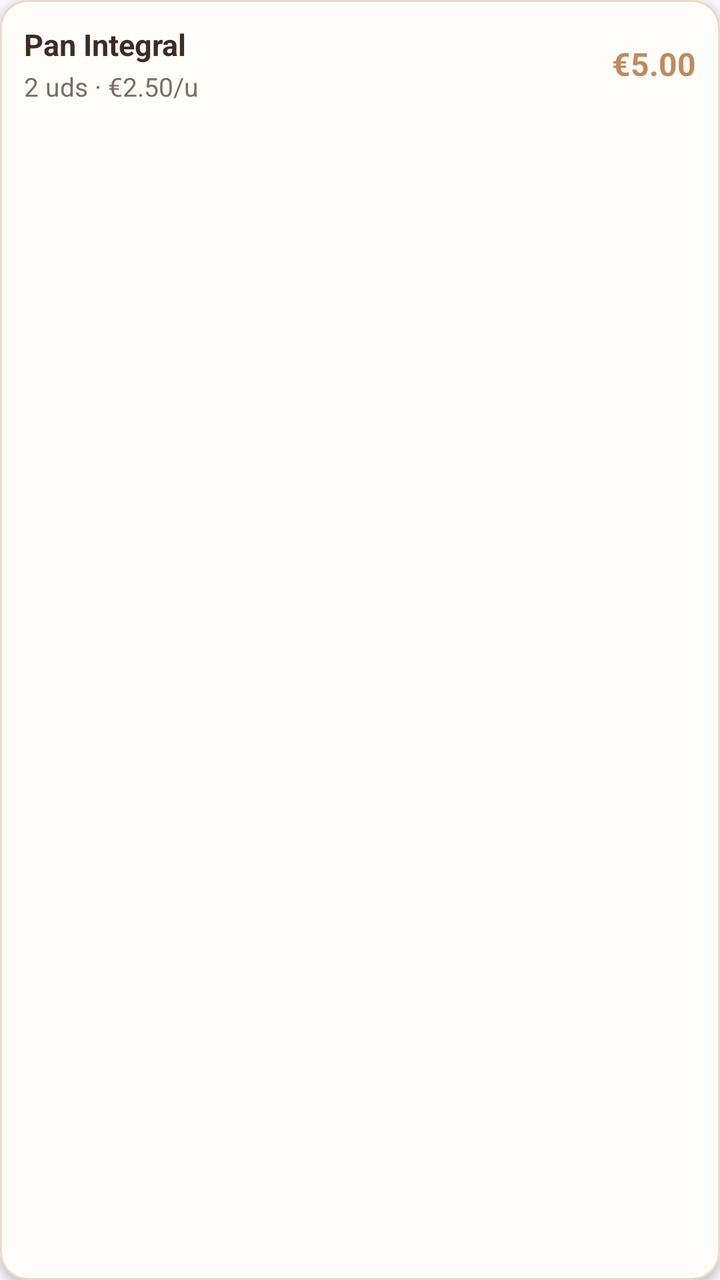
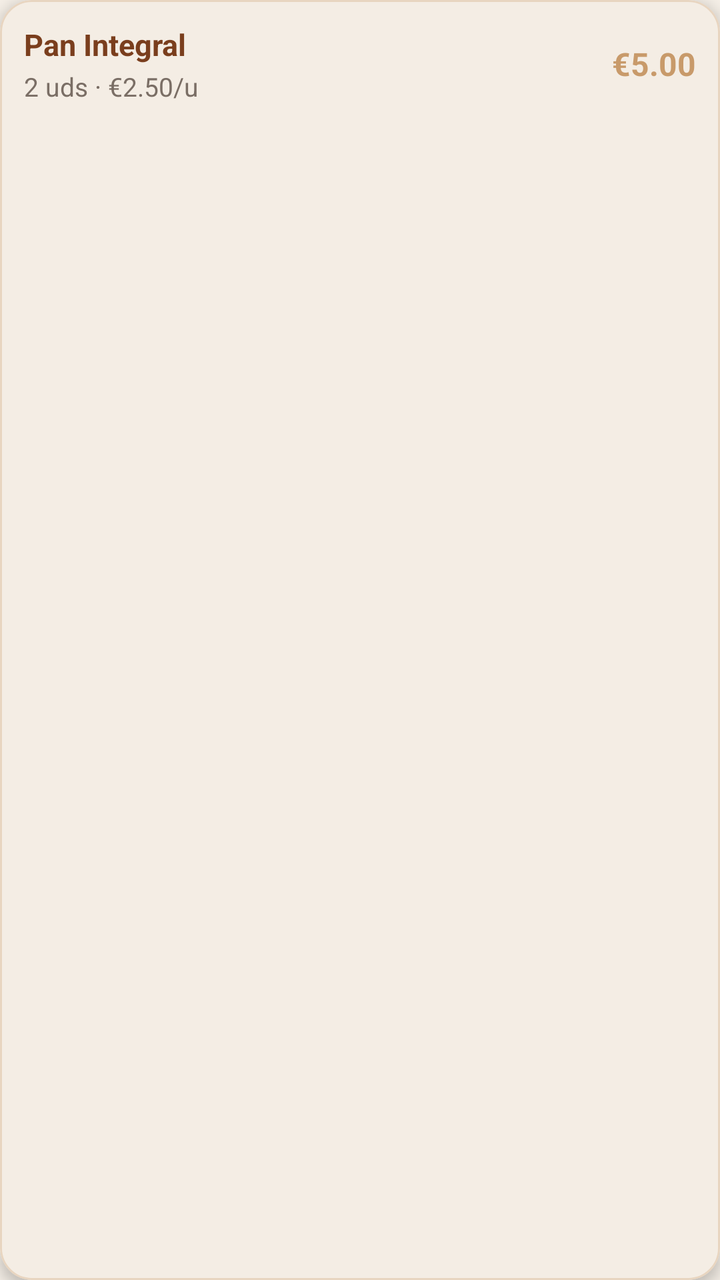

An Android layout rendered at two revisions. The XML below is the earlier revision; the diff shows what the commit changed to produce the second picture.
<!-- AndroidManifest.xml: application theme Theme.AppPanadero -->
<!-- res/layout/item_detalle_producto.xml -->
<?xml version="1.0" encoding="utf-8"?>
<com.google.android.material.card.MaterialCardView
    xmlns:android="http://schemas.android.com/apk/res/android"
    xmlns:app="http://schemas.android.com/apk/res-auto"
    android:layout_width="match_parent"
    android:layout_height="wrap_content"
    android:layout_marginBottom="10dp"
    android:backgroundTint="@color/background_card"
    app:cardCornerRadius="14dp"
    app:cardElevation="3dp"
    app:strokeColor="@color/brown_light"
    app:strokeWidth="1dp">

    <LinearLayout
        android:layout_width="match_parent"
        android:layout_height="wrap_content"
        android:orientation="horizontal"
        android:padding="12dp"
        android:gravity="center_vertical">

        
        <LinearLayout
            android:layout_width="0dp"
            android:layout_height="wrap_content"
            android:layout_weight="1"
            android:orientation="vertical">

            
            <TextView
                android:id="@+id/tvNombreProducto"
                android:layout_width="wrap_content"
                android:layout_height="wrap_content"
                android:text="Pan Integral"
                android:textStyle="bold"
                android:textSize="15sp"
                android:textColor="@color/text_primary"/>

            
            <TextView
                android:id="@+id/tvDetalle"
                android:layout_width="wrap_content"
                android:layout_height="wrap_content"
                android:text="2 uds · €2.50/u"
                android:textSize="13sp"
                android:textColor="@color/text_secondary"
                android:layout_marginTop="2dp"/>

        </LinearLayout>

        
        <TextView
            android:id="@+id/tvTotal"
            android:layout_width="wrap_content"
            android:layout_height="wrap_content"
            android:text="€5.00"
            android:textStyle="bold"
            android:textSize="16sp"
            android:textColor="@color/primary_color"/>

    </LinearLayout>

</com.google.android.material.card.MaterialCardView>
<!-- resources referenced by this layout -->
<resources>
  <color name="background_card">#FFFDF9</color>
  <color name="brown_light">#EED9C4</color>
  <color name="primary_color">#C08A5D</color>
  <color name="text_primary">#3E2C23</color>
  <color name="text_secondary">#7A6E65</color>
  <style name="Theme.AppPanadero" parent="Base.Theme.AppPanadero" />
  <style name="Base.Theme.AppPanadero" parent="Theme.Material3.DayNight.NoActionBar">
          
          
      </style>
</resources>

<!-- the commit's change to res/layout/item_detalle_producto.xml (unified diff, before → after) -->
@@ -2,14 +2,11 @@
 <com.google.android.material.card.MaterialCardView
     xmlns:android="http://schemas.android.com/apk/res/android"
     xmlns:app="http://schemas.android.com/apk/res-auto"
+    style="@style/CardSecondary"
     android:layout_width="match_parent"
     android:layout_height="wrap_content"
     android:layout_marginBottom="10dp"
-    android:backgroundTint="@color/background_card"
-    app:cardCornerRadius="14dp"
-    app:cardElevation="3dp"
-    app:strokeColor="@color/brown_light"
-    app:strokeWidth="1dp">
+    app:strokeColor="@color/brown_light">
 
     <LinearLayout
         android:layout_width="match_parent"
<!-- resource entries referenced after the edit -->
@@ -1,14 +1,25 @@
 <!-- resources referenced by this layout -->
 <resources>
-  <color name="background_card">#FFFDF9</color>
-  <color name="brown_light">#EED9C4</color>
-  <color name="primary_color">#C08A5D</color>
-  <color name="text_primary">#3E2C23</color>
+  <color name="background_card">#F4EDE4</color>
+  <color name="stroke_soft">#E0D6CC</color>
+  <color name="brown_light">#E8D5C0</color>
+  <color name="primary_color">#C89A6A</color>
+  <color name="text_primary">#7A3E1D</color>
   <color name="text_secondary">#7A6E65</color>
+  <style name="CardSecondary" parent="Widget.MaterialComponents.CardView">
+          <item name="cardCornerRadius">16dp</item>
+          <item name="cardElevation">4dp</item>
+          <item name="cardBackgroundColor">@color/background_card</item>
+          <item name="strokeColor">@color/stroke_soft</item>
+          <item name="strokeWidth">1dp</item>
+      </style>
   <style name="Theme.AppPanadero" parent="Base.Theme.AppPanadero" />
   <style name="Base.Theme.AppPanadero" parent="Theme.Material3.DayNight.NoActionBar">
-          
-          
+          <item name="android:colorBackground">@color/background</item>
+          <item name="colorPrimary">@color/primary_color</item>
+          <item name="colorOnPrimary">@color/white</item>
       </style>
+  <color name="background">#F5EFE7</color>
+  <color name="white">#FFFFFF</color>
 </resources>
 
